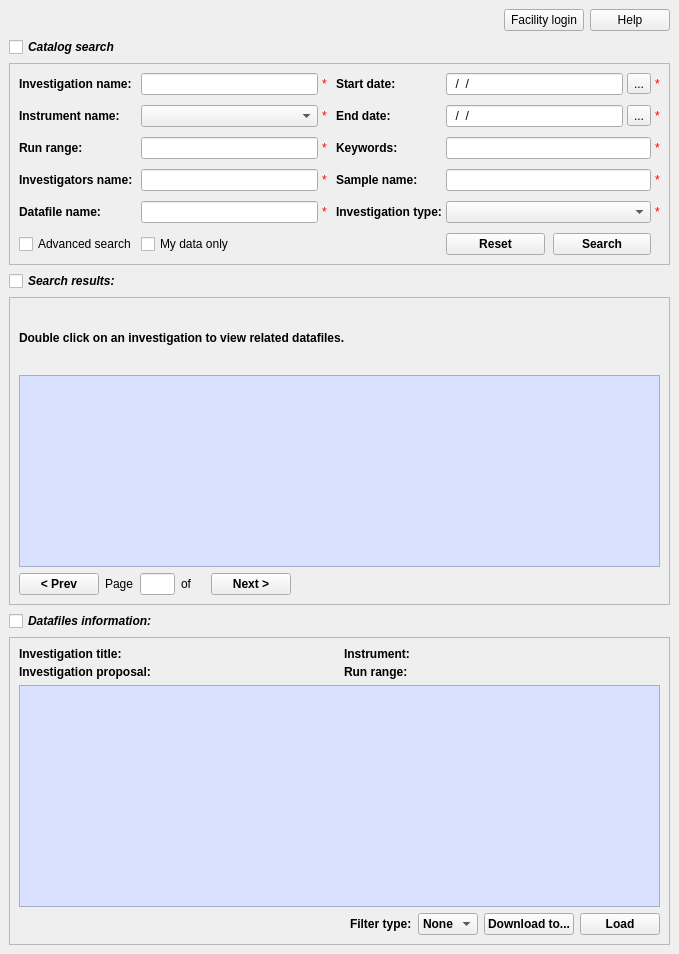
Old version of the form Code/Mantid/MantidQt/MantidWidgets/inc/MantidQtMantidWidgets/CatalogSearch.ui in the repository mantidproject/mantid.
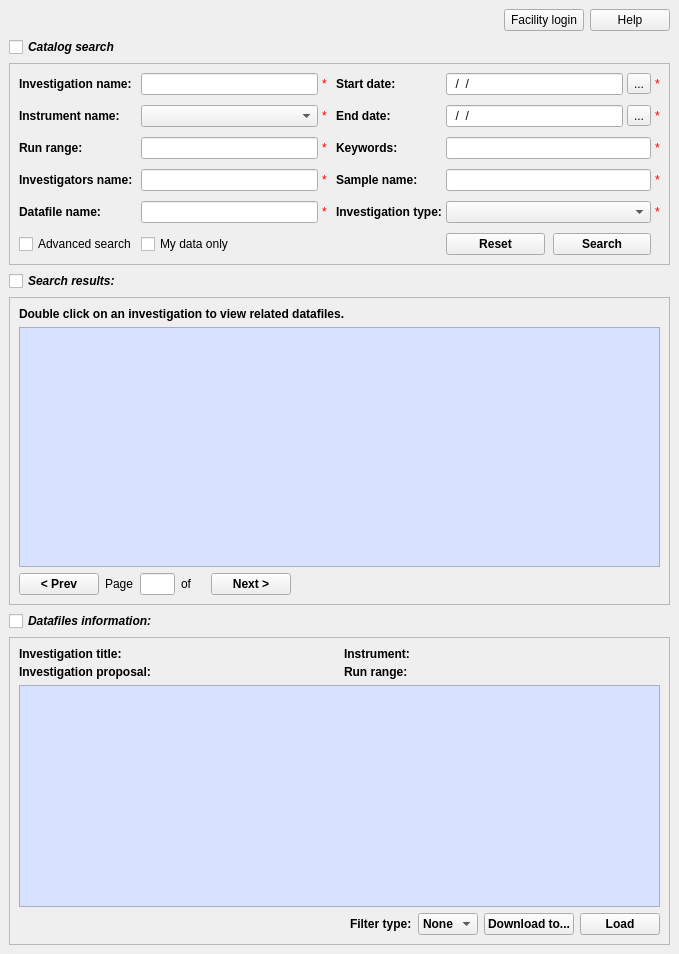
New version of the form.

Commit message: Remove spacing from investigation label. Refs #8467.

```diff
--- a/Code/Mantid/MantidQt/MantidWidgets/inc/MantidQtMantidWidgets/CatalogSearch.ui
+++ b/Code/Mantid/MantidQt/MantidWidgets/inc/MantidQtMantidWidgets/CatalogSearch.ui
@@ -36,7 +36,7 @@
       <widget class="QFrame" name="resFrame">
        <property name="sizePolicy">
         <sizepolicy hsizetype="Preferred" vsizetype="Expanding">
-         <horstretch>1</horstretch>
+         <horstretch>0</horstretch>
          <verstretch>0</verstretch>
         </sizepolicy>
        </property>
@@ -50,7 +50,7 @@
         <item>
          <widget class="QLabel" name="resInstructions">
           <property name="sizePolicy">
-           <sizepolicy hsizetype="Preferred" vsizetype="Expanding">
+           <sizepolicy hsizetype="Preferred" vsizetype="Minimum">
             <horstretch>0</horstretch>
             <verstretch>0</verstretch>
            </sizepolicy>
```
